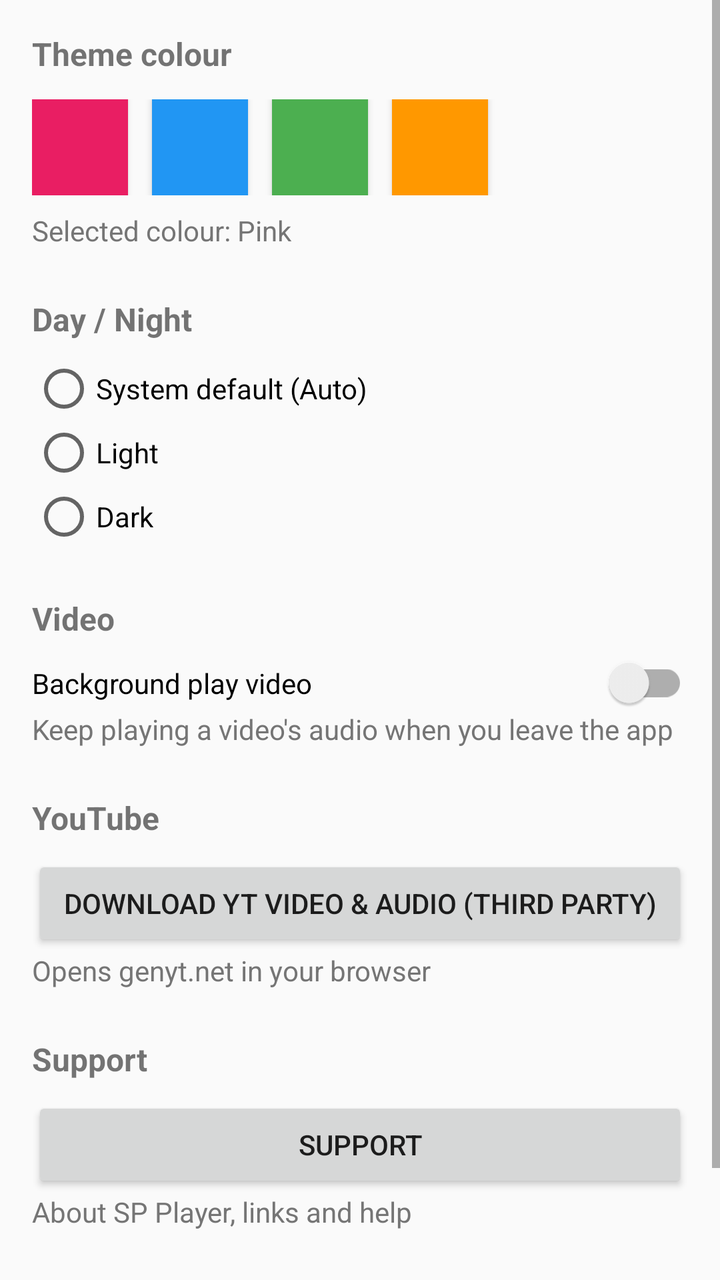
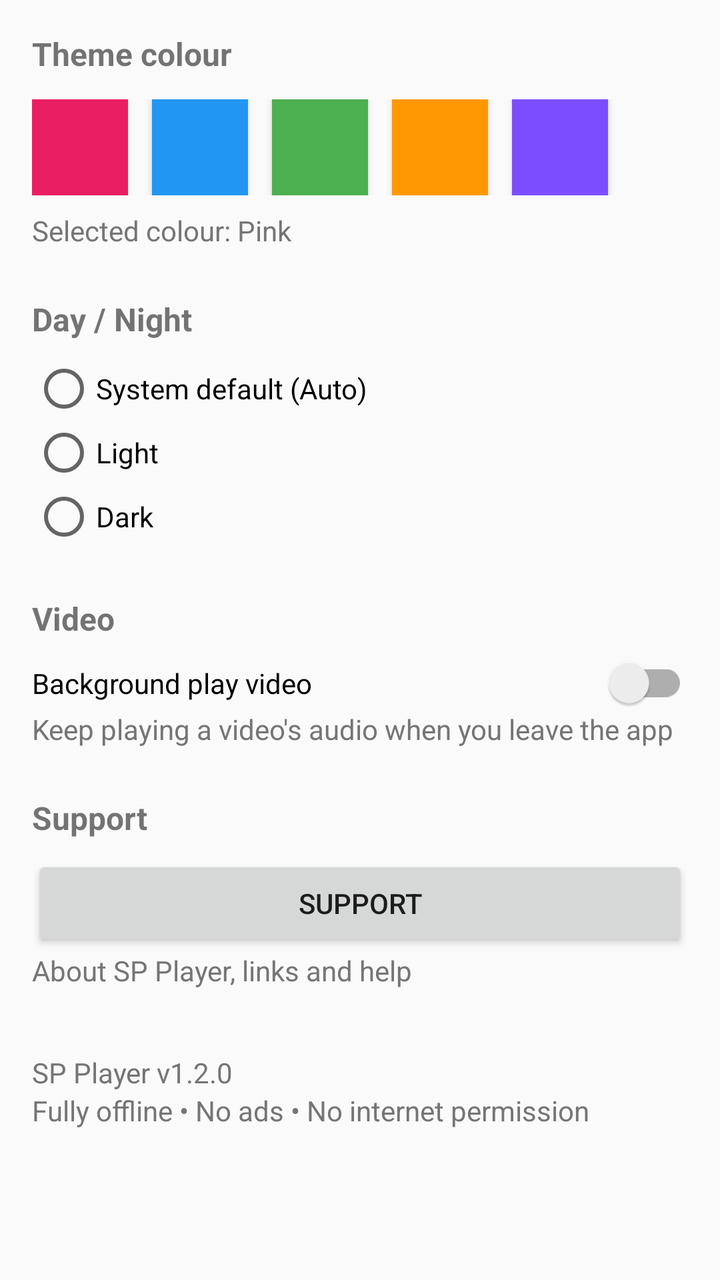

Compare the two renders of this Android layout. The source of the first and the diff that turns it into the second are given below.
<!-- AndroidManifest.xml: application theme Theme.SPPlayer -->
<!-- res/layout/activity_settings.xml -->
<?xml version="1.0" encoding="utf-8"?>
<ScrollView xmlns:android="http://schemas.android.com/apk/res/android"
    android:layout_width="match_parent"
    android:layout_height="match_parent"
    android:background="?android:attr/colorBackground">

    <LinearLayout
        android:layout_width="match_parent"
        android:layout_height="wrap_content"
        android:orientation="vertical"
        android:padding="16dp">

        <TextView
            android:layout_width="match_parent"
            android:layout_height="wrap_content"
            android:text="Theme colour"
            android:textSize="16sp"
            android:textStyle="bold" />

        <LinearLayout
            android:layout_width="match_parent"
            android:layout_height="wrap_content"
            android:layout_marginTop="12dp"
            android:orientation="horizontal">

            <Button
                android:id="@+id/swatch_pink"
                android:layout_width="48dp"
                android:layout_height="48dp"
                android:layout_marginEnd="12dp"
                android:background="@color/accent_pink"
                android:contentDescription="Pink" />

            <Button
                android:id="@+id/swatch_blue"
                android:layout_width="48dp"
                android:layout_height="48dp"
                android:layout_marginEnd="12dp"
                android:background="@color/accent_blue"
                android:contentDescription="Blue" />

            <Button
                android:id="@+id/swatch_green"
                android:layout_width="48dp"
                android:layout_height="48dp"
                android:layout_marginEnd="12dp"
                android:background="@color/accent_green"
                android:contentDescription="Green" />

            <Button
                android:id="@+id/swatch_orange"
                android:layout_width="48dp"
                android:layout_height="48dp"
                android:background="@color/accent_orange"
                android:contentDescription="Orange" />
        </LinearLayout>

        <TextView
            android:id="@+id/selected_color_text"
            android:layout_width="match_parent"
            android:layout_height="wrap_content"
            android:layout_marginTop="8dp"
            android:text="Selected colour: Pink"
            android:textColor="@color/text_secondary"
            android:textSize="14sp" />

        <TextView
            android:layout_width="match_parent"
            android:layout_height="wrap_content"
            android:layout_marginTop="24dp"
            android:text="Day / Night"
            android:textSize="16sp"
            android:textStyle="bold" />

        <RadioGroup
            android:id="@+id/night_group"
            android:layout_width="match_parent"
            android:layout_height="wrap_content"
            android:layout_marginTop="8dp"
            android:orientation="vertical">

            <RadioButton
                android:id="@+id/night_system"
                android:layout_width="match_parent"
                android:layout_height="wrap_content"
                android:text="System default (Auto)" />

            <RadioButton
                android:id="@+id/night_light"
                android:layout_width="match_parent"
                android:layout_height="wrap_content"
                android:text="Light" />

            <RadioButton
                android:id="@+id/night_dark"
                android:layout_width="match_parent"
                android:layout_height="wrap_content"
                android:text="Dark" />
        </RadioGroup>

        <TextView
            android:layout_width="match_parent"
            android:layout_height="wrap_content"
            android:layout_marginTop="24dp"
            android:text="Video"
            android:textSize="16sp"
            android:textStyle="bold" />

        <androidx.appcompat.widget.SwitchCompat
            android:id="@+id/bg_video_switch"
            android:layout_width="match_parent"
            android:layout_height="wrap_content"
            android:layout_marginTop="8dp"
            android:text="Background play video" />

        <TextView
            android:layout_width="match_parent"
            android:layout_height="wrap_content"
            android:text="Keep playing a video's audio when you leave the app"
            android:textColor="@color/text_secondary"
            android:textSize="14sp" />

        <TextView
            android:layout_width="match_parent"
            android:layout_height="wrap_content"
            android:layout_marginTop="24dp"
            android:text="YouTube"
            android:textSize="16sp"
            android:textStyle="bold" />

        <Button
            android:id="@+id/genyt_button"
            android:layout_width="match_parent"
            android:layout_height="wrap_content"
            android:layout_marginTop="8dp"
            android:text="Download YT Video &amp; Audio (Third Party)" />

        <TextView
            android:layout_width="match_parent"
            android:layout_height="wrap_content"
            android:text="Opens genyt.net in your browser"
            android:textColor="@color/text_secondary"
            android:textSize="14sp" />

        <TextView
            android:layout_width="match_parent"
            android:layout_height="wrap_content"
            android:layout_marginTop="24dp"
            android:text="Support"
            android:textSize="16sp"
            android:textStyle="bold" />

        <Button
            android:id="@+id/support_button"
            android:layout_width="match_parent"
            android:layout_height="wrap_content"
            android:layout_marginTop="8dp"
            android:text="Support" />

        <TextView
            android:layout_width="match_parent"
            android:layout_height="wrap_content"
            android:text="About SP Player, links and help"
            android:textColor="@color/text_secondary"
            android:textSize="14sp" />

        <TextView
            android:id="@+id/version_text"
            android:layout_width="match_parent"
            android:layout_height="wrap_content"
            android:layout_marginTop="32dp"
            android:text="SP Player v1.1.1"
            android:textColor="@color/text_secondary"
            android:textSize="14sp" />

        <TextView
            android:layout_width="match_parent"
            android:layout_height="wrap_content"
            android:text="Fully offline • No ads • No internet permission"
            android:textColor="@color/text_secondary"
            android:textSize="14sp" />
    </LinearLayout>

</ScrollView>
<!-- resources referenced by this layout -->
<resources>
  <color name="accent_blue">#2196F3</color>
  <color name="accent_green">#4CAF50</color>
  <color name="accent_orange">#FF9800</color>
  <color name="accent_pink">#E91E63</color>
  <color name="text_secondary">#757575</color>
  <style name="Theme.SPPlayer" parent="Theme.AppCompat.DayNight.NoActionBar">
          <item name="colorPrimary">@color/accent_pink</item>
          <item name="colorPrimaryDark">@color/accent_pink_dark</item>
          <item name="colorAccent">@color/accent_pink</item>
          <item name="android:windowBackground">?android:attr/colorBackground</item>
      </style>
  <color name="accent_pink_dark">#C2185B</color>
</resources>

<!-- the commit's change to res/layout/activity_settings.xml (unified diff, before → after) -->
@@ -51,8 +51,16 @@
                 android:id="@+id/swatch_orange"
                 android:layout_width="48dp"
                 android:layout_height="48dp"
+                android:layout_marginEnd="12dp"
                 android:background="@color/accent_orange"
                 android:contentDescription="Orange" />
+
+            <Button
+                android:id="@+id/swatch_rainbow"
+                android:layout_width="48dp"
+                android:layout_height="48dp"
+                android:background="@color/accent_rainbow"
+                android:contentDescription="Rainbow" />
         </LinearLayout>
 
         <TextView
@@ -124,28 +132,6 @@
             android:layout_width="match_parent"
             android:layout_height="wrap_content"
             android:layout_marginTop="24dp"
-            android:text="YouTube"
-            android:textSize="16sp"
-            android:textStyle="bold" />
-
-        <Button
-            android:id="@+id/genyt_button"
-            android:layout_width="match_parent"
-            android:layout_height="wrap_content"
-            android:layout_marginTop="8dp"
-            android:text="Download YT Video &amp; Audio (Third Party)" />
-
-        <TextView
-            android:layout_width="match_parent"
-            android:layout_height="wrap_content"
-            android:text="Opens genyt.net in your browser"
-            android:textColor="@color/text_secondary"
-            android:textSize="14sp" />
-
-        <TextView
-            android:layout_width="match_parent"
-            android:layout_height="wrap_content"
-            android:layout_marginTop="24dp"
             android:text="Support"
             android:textSize="16sp"
             android:textStyle="bold" />
@@ -169,7 +155,7 @@
             android:layout_width="match_parent"
             android:layout_height="wrap_content"
             android:layout_marginTop="32dp"
-            android:text="SP Player v1.1.1"
+            android:text="SP Player v1.2.0"
             android:textColor="@color/text_secondary"
             android:textSize="14sp" />
 
<!-- resource entries referenced after the edit -->
@@ -4,6 +4,7 @@
   <color name="accent_green">#4CAF50</color>
   <color name="accent_orange">#FF9800</color>
   <color name="accent_pink">#E91E63</color>
+  <color name="accent_rainbow">#7C4DFF</color>
   <color name="text_secondary">#757575</color>
   <style name="Theme.SPPlayer" parent="Theme.AppCompat.DayNight.NoActionBar">
           <item name="colorPrimary">@color/accent_pink</item>
